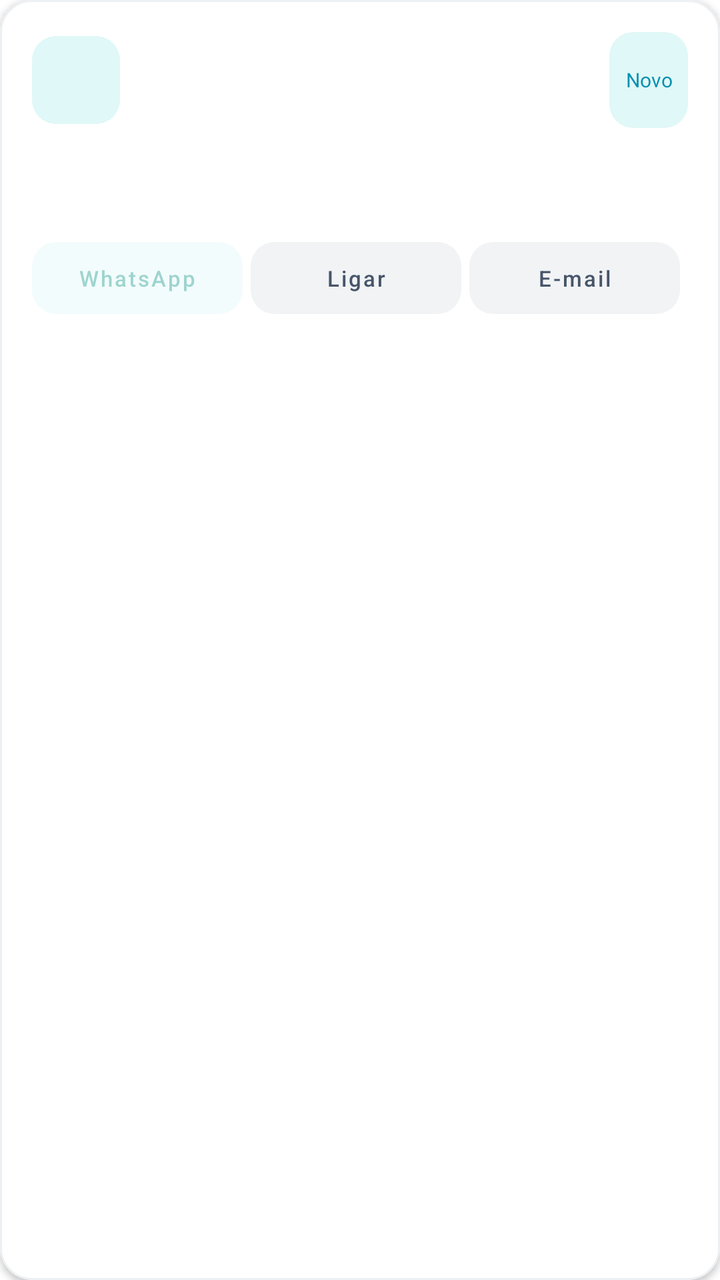
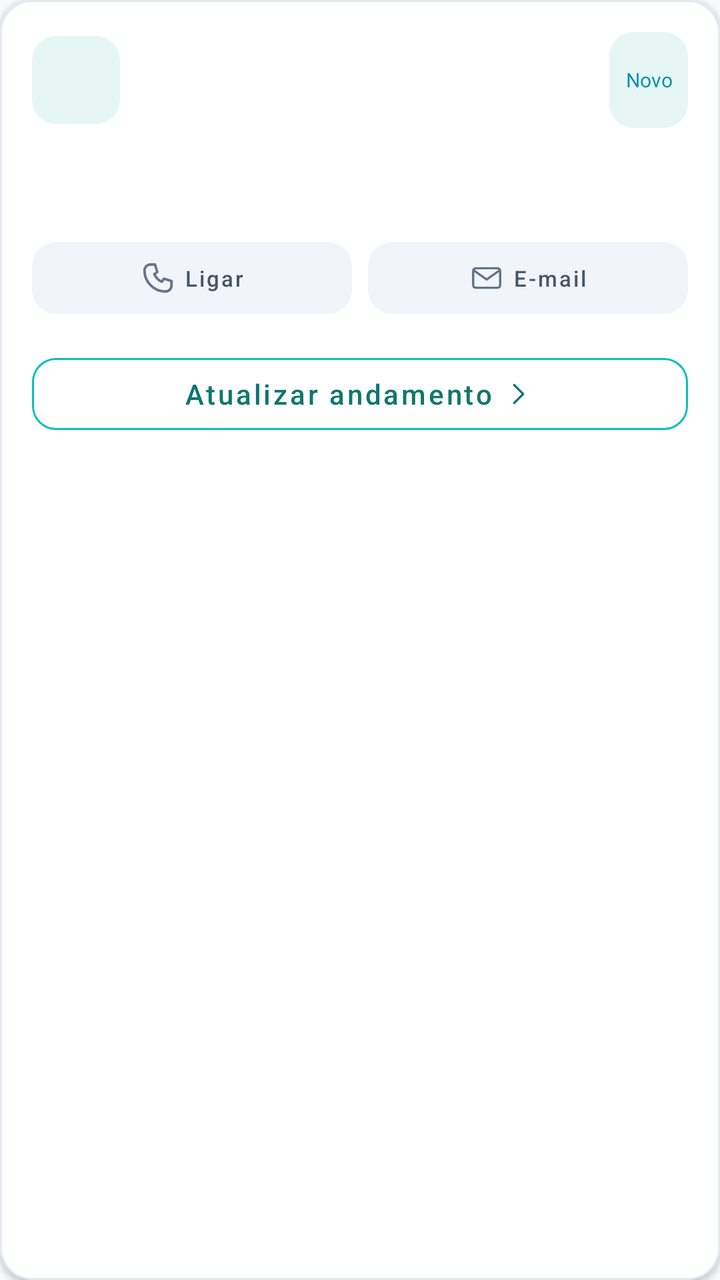

The first picture is an Android layout as it rendered before a commit; the second is the same layout after the commit. The layout source and the unified diff follow.
<!-- AndroidManifest.xml: application theme Theme.E_goodApp -->
<!-- res/layout/item_dealer_interest.xml -->
<?xml version="1.0" encoding="utf-8"?>
<com.google.android.material.card.MaterialCardView
    xmlns:android="http://schemas.android.com/apk/res/android"
    xmlns:app="http://schemas.android.com/apk/res-auto"
    android:layout_width="match_parent"
    android:layout_height="wrap_content"
    android:layout_marginBottom="12dp"
    app:cardCornerRadius="16dp"
    app:cardElevation="2dp"
    app:cardBackgroundColor="#FFFFFF"
    app:strokeColor="#EDF0F3"
    app:strokeWidth="1dp">
    <LinearLayout
        android:layout_width="match_parent"
        android:layout_height="wrap_content"
        android:orientation="vertical"
        android:padding="16dp">
        <LinearLayout
            android:layout_width="match_parent"
            android:layout_height="wrap_content"
            android:orientation="horizontal"
            android:gravity="center_vertical">
            <TextView
                android:layout_width="44dp"
                android:layout_height="44dp"
                android:text=""
                android:textSize="14sp"
                android:textColor="#0D9488"
                android:id="@+id/tvInterestAvatar"
                android:gravity="center"
                android:background="@drawable/bg_badge_teal"
                android:textStyle="bold" />
            <LinearLayout
                android:layout_width="0dp"
                android:layout_height="wrap_content"
                android:orientation="vertical"
                android:layout_weight="1"
                android:layout_marginStart="12dp">
                <TextView
                    android:layout_width="match_parent"
                    android:layout_height="wrap_content"
                    android:text=""
                    android:textSize="14sp"
                    android:textColor="#0F172A"
                    android:id="@+id/tvInterestName"
                    android:textStyle="bold" />
                <TextView
                    android:layout_width="match_parent"
                    android:layout_height="wrap_content"
                    android:text=""
                    android:textSize="12sp"
                    android:textColor="#94A3B8"
                    android:id="@+id/tvInterestVehicle"
                    android:layout_marginTop="2dp" />
            </LinearLayout>
            <TextView
                android:layout_width="wrap_content"
                android:layout_height="wrap_content"
                android:text="Novo"
                android:textSize="10sp"
                android:textColor="#0891B2"
                android:id="@+id/tvInterestStatus"
                android:minHeight="48dp"
                android:gravity="center"
                android:padding="8dp"
                android:clickable="true"
                android:focusable="true"
                android:background="@drawable/bg_badge_teal" />
        </LinearLayout>
        <TextView
            android:layout_width="match_parent"
            android:layout_height="wrap_content"
            android:text=""
            android:textSize="12sp"
            android:textColor="#64748B"
            android:id="@+id/tvInterestPhone"
            android:layout_marginTop="8dp" />
        <TextView
            android:layout_width="match_parent"
            android:layout_height="wrap_content"
            android:text=""
            android:textSize="11sp"
            android:textColor="#94A3B8"
            android:id="@+id/tvInterestDate"
            android:layout_marginTop="4dp" />
        <LinearLayout
            android:layout_width="match_parent"
            android:layout_height="wrap_content"
            android:orientation="horizontal"
            android:gravity="center_vertical"
            android:layout_marginTop="8dp">
            <com.google.android.material.button.MaterialButton
                style="@style/Widget.MaterialComponents.Button.TextButton"
                android:id="@+id/btnInterestWhatsApp"
                android:layout_width="0dp"
                android:layout_height="48dp"
                android:text="WhatsApp"
                android:textSize="11sp"
                android:textAllCaps="false"
                android:textColor="#0D9488"
                app:backgroundTint="#E0F8F7"
                app:cornerRadius="12dp"
                android:layout_weight="1"
                android:minWidth="0dp"
                android:layout_marginEnd="4dp"
                android:enabled="false"
                android:alpha="0.4" />
            <com.google.android.material.button.MaterialButton
                style="@style/Widget.MaterialComponents.Button.TextButton"
                android:id="@+id/btnInterestCall"
                android:layout_width="0dp"
                android:layout_height="48dp"
                android:text="Ligar"
                android:textSize="11sp"
                android:textAllCaps="false"
                android:textColor="#475569"
                app:backgroundTint="#F1F3F5"
                app:cornerRadius="12dp"
                android:layout_weight="1"
                android:minWidth="0dp"
                android:layout_marginEnd="4dp" />
            <com.google.android.material.button.MaterialButton
                style="@style/Widget.MaterialComponents.Button.TextButton"
                android:id="@+id/btnInterestEmail"
                android:layout_width="0dp"
                android:layout_height="48dp"
                android:text="E-mail"
                android:textSize="11sp"
                android:textAllCaps="false"
                android:textColor="#475569"
                app:backgroundTint="#F1F3F5"
                app:cornerRadius="12dp"
                android:layout_weight="1"
                android:minWidth="0dp"
                android:layout_marginEnd="4dp" />
        </LinearLayout>
    </LinearLayout>
</com.google.android.material.card.MaterialCardView>
<!-- resources referenced by this layout -->
<resources>
  <!-- drawable bg_badge_teal (drawable) -->
  <?xml version="1.0" encoding="utf-8"?>
  <shape xmlns:android="http://schemas.android.com/apk/res/android"
      android:shape="rectangle">
      <solid android:color="#E0F8F7" />
      <corners android:radius="12dp" />
  </shape>
  <style name="Theme.E_goodApp" parent="Theme.MaterialComponents.DayNight.NoActionBar">
          
          <item name="colorPrimary">@color/primary</item>
          <item name="colorPrimaryDark">@color/primary_dark</item>
          <item name="colorAccent">@color/primary</item>
      </style>
  <color name="primary">#0ABFBC</color>
  <color name="primary_dark">#008B7A</color>
</resources>

<!-- the commit's change to res/layout/item_dealer_interest.xml (unified diff, before → after) -->
@@ -7,8 +7,8 @@
     android:layout_marginBottom="12dp"
     app:cardCornerRadius="16dp"
     app:cardElevation="2dp"
-    app:cardBackgroundColor="#FFFFFF"
-    app:strokeColor="#EDF0F3"
+    app:cardBackgroundColor="@color/app_surface"
+    app:strokeColor="@color/app_stroke"
     app:strokeWidth="1dp">
     <LinearLayout
         android:layout_width="match_parent"
@@ -25,7 +25,7 @@
                 android:layout_height="44dp"
                 android:text=""
                 android:textSize="14sp"
-                android:textColor="#0D9488"
+                android:textColor="@color/app_teal_content"
                 android:id="@+id/tvInterestAvatar"
                 android:gravity="center"
                 android:background="@drawable/bg_badge_teal"
@@ -41,7 +41,7 @@
                     android:layout_height="wrap_content"
                     android:text=""
                     android:textSize="14sp"
-                    android:textColor="#0F172A"
+                    android:textColor="@color/app_text_primary"
                     android:id="@+id/tvInterestName"
                     android:textStyle="bold" />
                 <TextView
@@ -49,7 +49,7 @@
                     android:layout_height="wrap_content"
                     android:text=""
                     android:textSize="12sp"
-                    android:textColor="#94A3B8"
+                    android:textColor="@color/app_text_muted"
                     android:id="@+id/tvInterestVehicle"
                     android:layout_marginTop="2dp" />
             </LinearLayout>
@@ -63,8 +63,6 @@
                 android:minHeight="48dp"
                 android:gravity="center"
                 android:padding="8dp"
-                android:clickable="true"
-                android:focusable="true"
                 android:background="@drawable/bg_badge_teal" />
         </LinearLayout>
         <TextView
@@ -72,7 +70,7 @@
             android:layout_height="wrap_content"
             android:text=""
             android:textSize="12sp"
-            android:textColor="#64748B"
+            android:textColor="@color/app_text_secondary"
             android:id="@+id/tvInterestPhone"
             android:layout_marginTop="8dp" />
         <TextView
@@ -80,9 +78,23 @@
             android:layout_height="wrap_content"
             android:text=""
             android:textSize="11sp"
-            android:textColor="#94A3B8"
+            android:textColor="@color/app_text_muted"
             android:id="@+id/tvInterestDate"
             android:layout_marginTop="4dp" />
+        <TextView
+            android:id="@+id/tvInterestOutcome"
+            android:layout_width="wrap_content"
+            android:layout_height="wrap_content"
+            android:layout_marginTop="8dp"
+            android:background="@drawable/bg_badge_teal"
+            android:paddingStart="10dp"
+            android:paddingTop="6dp"
+            android:paddingEnd="10dp"
+            android:paddingBottom="6dp"
+            android:textColor="@color/contact_sale_text"
+            android:textSize="11sp"
+            android:textStyle="bold"
+            android:visibility="gone" />
         <LinearLayout
             android:layout_width="match_parent"
             android:layout_height="wrap_content"
@@ -91,34 +103,22 @@
             android:layout_marginTop="8dp">
             <com.google.android.material.button.MaterialButton
                 style="@style/Widget.MaterialComponents.Button.TextButton"
-                android:id="@+id/btnInterestWhatsApp"
-                android:layout_width="0dp"
-                android:layout_height="48dp"
-                android:text="WhatsApp"
-                android:textSize="11sp"
-                android:textAllCaps="false"
-                android:textColor="#0D9488"
-                app:backgroundTint="#E0F8F7"
-                app:cornerRadius="12dp"
-                android:layout_weight="1"
-                android:minWidth="0dp"
-                android:layout_marginEnd="4dp"
-                android:enabled="false"
-                android:alpha="0.4" />
-            <com.google.android.material.button.MaterialButton
-                style="@style/Widget.MaterialComponents.Button.TextButton"
                 android:id="@+id/btnInterestCall"
                 android:layout_width="0dp"
                 android:layout_height="48dp"
                 android:text="Ligar"
                 android:textSize="11sp"
                 android:textAllCaps="false"
-                android:textColor="#475569"
-                app:backgroundTint="#F1F3F5"
+                android:textColor="@color/app_text_secondary"
+                app:backgroundTint="@color/app_surface_variant"
                 app:cornerRadius="12dp"
                 android:layout_weight="1"
                 android:minWidth="0dp"
-                android:layout_marginEnd="4dp" />
+                android:layout_marginEnd="4dp"
+                app:icon="@drawable/ic_profile_phone"
+                app:iconGravity="textStart"
+                app:iconSize="18dp"
+                app:iconTint="@color/app_icon_neutral" />
             <com.google.android.material.button.MaterialButton
                 style="@style/Widget.MaterialComponents.Button.TextButton"
                 android:id="@+id/btnInterestEmail"
@@ -127,12 +127,33 @@
                 android:text="E-mail"
                 android:textSize="11sp"
                 android:textAllCaps="false"
-                android:textColor="#475569"
-                app:backgroundTint="#F1F3F5"
+                android:textColor="@color/app_text_secondary"
+                app:backgroundTint="@color/app_surface_variant"
                 app:cornerRadius="12dp"
                 android:layout_weight="1"
                 android:minWidth="0dp"
-                android:layout_marginEnd="4dp" />
+                android:layout_marginStart="4dp"
+                app:icon="@drawable/ic_login_email"
+                app:iconGravity="textStart"
+                app:iconSize="18dp"
+                app:iconTint="@color/app_icon_neutral" />
         </LinearLayout>
+        <com.google.android.material.button.MaterialButton
+            style="@style/Widget.MaterialComponents.Button.OutlinedButton"
+            android:id="@+id/btnInterestStatusAction"
+            android:layout_width="match_parent"
+            android:layout_height="48dp"
+            android:layout_marginTop="10dp"
+            android:minHeight="48dp"
+            android:text="Atualizar andamento"
+            android:textAllCaps="false"
+            android:textColor="@color/app_teal_content"
+            app:cornerRadius="12dp"
+            app:icon="@drawable/ic_dealer_chevron"
+            app:iconGravity="textEnd"
+            app:iconSize="18dp"
+            app:iconTint="@color/app_teal_content"
+            app:strokeColor="@color/primary"
+            app:strokeWidth="1dp" />
     </LinearLayout>
 </com.google.android.material.card.MaterialCardView>
<!-- resource entries referenced after the edit -->
@@ -1,19 +1,56 @@
 <!-- resources referenced by this layout -->
 <resources>
+  <color name="app_icon_neutral">#64748B</color>
+  <color name="app_stroke">#E2E8F0</color>
+  <color name="app_surface">#FFFFFF</color>
+  <color name="app_surface_variant">#F1F5F9</color>
+  <color name="app_teal_content">#0F766E</color>
+  <color name="app_text_muted">#94A3B8</color>
+  <color name="app_text_primary">#0F172A</color>
+  <color name="app_text_secondary">#475569</color>
+  <color name="contact_sale_text">#15803D</color>
   <!-- drawable bg_badge_teal (drawable) -->
   <?xml version="1.0" encoding="utf-8"?>
   <shape xmlns:android="http://schemas.android.com/apk/res/android"
       android:shape="rectangle">
-      <solid android:color="#E0F8F7" />
+      <solid android:color="@color/teal_light" />
       <corners android:radius="12dp" />
   </shape>
+  <!-- drawable ic_dealer_chevron (drawable) -->
+  <vector xmlns:android="http://schemas.android.com/apk/res/android" android:width="18dp" android:height="18dp"
+      android:viewportWidth="24" android:viewportHeight="24">
+      <path android:fillColor="#00000000" android:strokeColor="@color/app_stroke" android:strokeWidth="1.5"
+          android:strokeLineCap="round" android:strokeLineJoin="round" android:pathData="M9,6 L15,12 L9,18" />
+  </vector>
+  <!-- drawable ic_login_email (drawable) -->
+  <?xml version="1.0" encoding="utf-8"?>
+  <vector xmlns:android="http://schemas.android.com/apk/res/android"
+      android:width="20dp" android:height="20dp"
+      android:viewportWidth="24" android:viewportHeight="24">
+      <path android:fillColor="@android:color/transparent" android:strokeColor="@color/app_icon_neutral"
+          android:strokeWidth="1.5" android:strokeLineJoin="round" android:strokeLineCap="round"
+          android:pathData="M5,5.5L19,5.5Q21,5.5 21,7.5L21,16.5Q21,18.5 19,18.5L5,18.5Q3,18.5 3,16.5L3,7.5Q3,5.5 5,5.5ZM3.5,7L12,13L20.5,7" />
+  </vector>
+  <!-- drawable ic_profile_phone (drawable) -->
+  <?xml version="1.0" encoding="utf-8"?>
+  <vector xmlns:android="http://schemas.android.com/apk/res/android" android:width="20dp" android:height="20dp" android:viewportWidth="24" android:viewportHeight="24">
+      <path android:fillColor="@android:color/transparent" android:strokeColor="@color/app_icon_neutral" android:strokeWidth="1.7" android:strokeLineCap="round" android:strokeLineJoin="round" android:pathData="M7,3h3l1.5,5 -2,1.5c1.2,2.4 2.8,4 5,5l1.5,-2 5,1.5v3c0,2.2 -1.8,4 -4,4C9.3,21 3,14.7 3,7c0,-2.2 1.8,-4 4,-4z" />
+  </vector>
   <style name="Theme.E_goodApp" parent="Theme.MaterialComponents.DayNight.NoActionBar">
           
           <item name="colorPrimary">@color/primary</item>
           <item name="colorPrimaryDark">@color/primary_dark</item>
           <item name="colorAccent">@color/primary</item>
+          <item name="android:colorBackground">@color/app_background</item>
+          <item name="colorSurface">@color/app_surface</item>
+          <item name="android:navigationBarColor">@color/app_surface</item>
+          <item name="android:statusBarColor">@color/app_surface</item>
+          <item name="android:windowLightStatusBar">true</item>
+          <item name="android:windowLightNavigationBar" tools:targetApi="27">true</item>
       </style>
+  <color name="teal_light">#E6F6F5</color>
   <color name="primary">#0ABFBC</color>
   <color name="primary_dark">#008B7A</color>
+  <color name="app_background">#F8FAFC</color>
 </resources>
 
